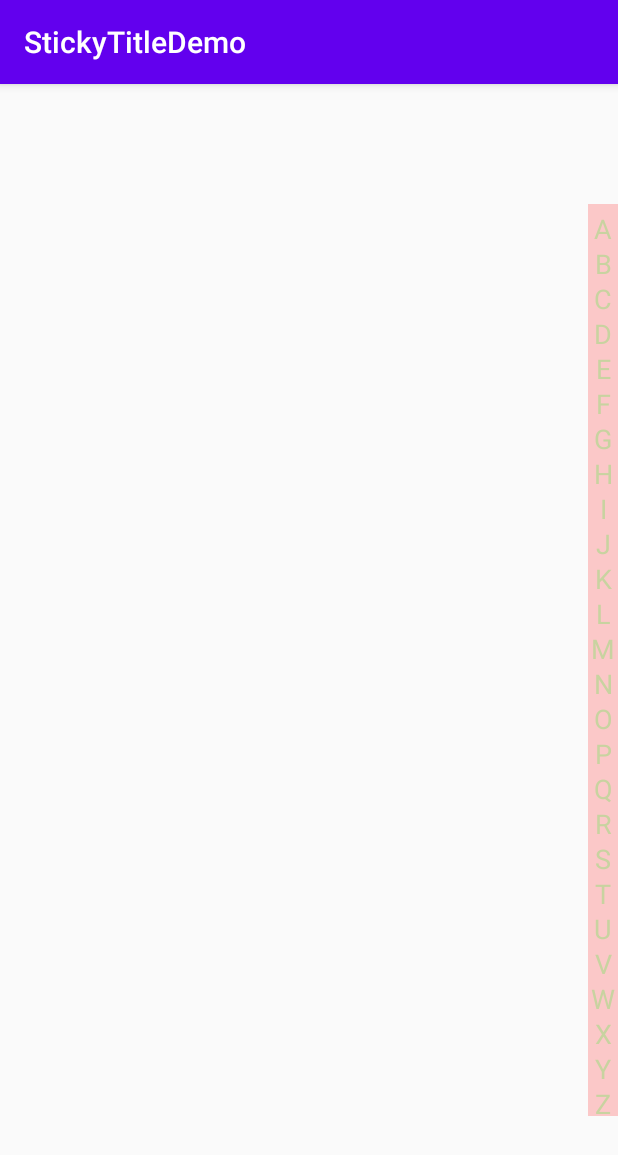
After one commit to xiaokele/StickyTitleDemo, an Android app: the IndexViewActivity screen opened directly, with no data from a screen before it, on a phone screen of 412 x 824 dp. The commit adds this screen. Shown: the top 1155 px of the screen. Run offline under Robolectric (Android 15) with nearby library versions, the phone set to English and light mode, and no system bars.

Commit message:
添加IndexView

```diff
--- a/app/src/main/AndroidManifest.xml
+++ b/app/src/main/AndroidManifest.xml
@@ -18,6 +18,7 @@
         </activity>
 
         <activity android:name=".sticky_title.StickyTitleActivity" />
+        <activity android:name=".index_view.IndexViewActivity" />
     </application>
 
 </manifest>
--- a/app/src/main/java/com/kele/stickytitledemo/MainActivity.java
+++ b/app/src/main/java/com/kele/stickytitledemo/MainActivity.java
@@ -3,6 +3,7 @@ package com.kele.stickytitledemo;
 import android.os.Bundle;
 import android.view.View;
 
+import com.kele.stickytitledemo.index_view.IndexViewActivity;
 import com.kele.stickytitledemo.sticky_title.StickyTitleActivity;
 
 import androidx.appcompat.app.AppCompatActivity;
@@ -15,6 +16,7 @@ public class MainActivity extends AppCompatActivity implements View.OnClickListe
         setContentView(R.layout.activity_main);
 
         findViewById(R.id.btn_sticky_title).setOnClickListener(this);
+        findViewById(R.id.btn_index_view).setOnClickListener(this);
     }
 
     @Override
@@ -23,6 +25,9 @@ public class MainActivity extends AppCompatActivity implements View.OnClickListe
             case R.id.btn_sticky_title:
                 StickyTitleActivity.launch(this);
                 break;
+            case R.id.btn_index_view:
+                IndexViewActivity.launch(this);
+                break;
         }
     }
 }
--- /dev/null
+++ b/app/src/main/java/com/kele/stickytitledemo/index_view/IndexViewActivity.java
@@ -0,0 +1,40 @@
+package com.kele.stickytitledemo.index_view;
+
+import android.content.Intent;
+import android.os.Bundle;
+import android.widget.TextView;
+
+import com.kele.stickytitledemo.R;
+import com.kele.stickytitledemo.index_view.weight.IndexView;
+
+import androidx.annotation.Nullable;
+import androidx.appcompat.app.AppCompatActivity;
+
+/**
+ * Des:
+ * Created by kele on 2021/1/21.
+ * E-mail:984127585@qq.com
+ */
+public class IndexViewActivity extends AppCompatActivity {
+
+    public static void launch(AppCompatActivity act) {
+        Intent intent = new Intent(act, IndexViewActivity.class);
+        act.startActivity(intent);
+    }
+
+    @Override
+    protected void onCreate(@Nullable Bundle savedInstanceState) {
+        super.onCreate(savedInstanceState);
+        setContentView(R.layout.activity_index_view);
+
+        IndexView IVIndex = findViewById(R.id.iv_index);
+        final TextView tvIndex = findViewById(R.id.tv_index);
+
+        IVIndex.setIndexViewChangeListener(new IndexView.OnIndexViewChangeListener() {
+            @Override
+            public void onIndexChange(String indexStr) {
+                tvIndex.setText(indexStr);
+            }
+        });
+    }
+}
--- /dev/null
+++ b/app/src/main/java/com/kele/stickytitledemo/index_view/weight/IndexView.java
@@ -0,0 +1,122 @@
+package com.kele.stickytitledemo.index_view.weight;
+
+import android.content.Context;
+import android.content.res.TypedArray;
+import android.graphics.Canvas;
+import android.graphics.Color;
+import android.graphics.Paint;
+import android.util.AttributeSet;
+import android.view.MotionEvent;
+import android.view.View;
+
+import com.kele.stickytitledemo.R;
+
+import androidx.annotation.Nullable;
+
+/**
+ * Des: 索引View
+ * Created by kele on 2021/1/21.
+ * E-mail:984127585@qq.com
+ */
+public class IndexView extends View {
+
+    char str = 'A';
+    final int COUNT = 26;//一共26个字母没错吧
+    int rawHeight = 0;//每个字母的行高
+    boolean isTouch = false;//是否在触摸状态，如果是改变背景颜色
+    private float mDefaultTextSize;
+    private int mDefaultTextColor;
+    private int mDefaultBgColor;
+
+
+    public IndexView(Context context) {
+        this(context, null);
+    }
+
+    public IndexView(Context context, @Nullable AttributeSet attrs) {
+        this(context, attrs, 0);
+    }
+
+    public IndexView(Context context, @Nullable AttributeSet attrs, int defStyleAttr) {
+        super(context, attrs, defStyleAttr);
+        init(context, attrs);
+    }
+
+    private void init(Context context, AttributeSet attrs) {
+        float density = context.getResources().getDisplayMetrics().density;
+        mDefaultTextSize = Math.round(density * 16);
+        mDefaultTextColor = Color.parseColor("#FFFFFF");
+        mDefaultBgColor = context.getResources().getColor(R.color.colorPrimaryDark);
+        TypedArray ta = context.obtainStyledAttributes(attrs, R.styleable.IndexView);
+        mDefaultTextSize = ta.getDimension(R.styleable.IndexView_index_text_size, mDefaultTextSize);
+        mDefaultTextColor = ta.getColor(R.styleable.IndexView_index_text_color, mDefaultTextColor);
+        mDefaultBgColor = ta.getColor(R.styleable.IndexView_index_bg_color, mDefaultBgColor);
+        ta.recycle();
+    }
+
+    @Override
+    protected void onDraw(Canvas canvas) {
+        super.onDraw(canvas);
+        if (isTouch) {
+            canvas.drawColor(mDefaultBgColor);
+        } else {
+            canvas.drawColor(mDefaultBgColor);
+        }
+        rawHeight = this.getHeight() / COUNT;//算出行高
+        Paint paint = new Paint();
+        paint.setColor(mDefaultTextColor);        //设置字体颜色
+        paint.setTextSize(mDefaultTextSize);
+        String dstr;
+        for (int i = 1; i <= COUNT; i++) {
+            dstr = intToString(i);
+            canvas.drawText(dstr, this.getWidth() / 2 - paint.measureText(dstr) / 2, rawHeight * i, paint);      //paint.measureText(dstr)拿取字母的宽度
+        }
+    }
+
+    @Override
+    public boolean onTouchEvent(MotionEvent event) {
+        int current = (int) (event.getY() / rawHeight) + 1;
+        switch (event.getAction()) {
+            case MotionEvent.ACTION_DOWN:
+                isTouch = true;
+                if (current > 0 && mListener != null) {
+                    mListener.onIndexChange(intToString(current));
+                }
+                invalidate();                    //更新界面
+                break;
+            case MotionEvent.ACTION_MOVE:
+                if (current > 0 && mListener != null) {
+                    mListener.onIndexChange(intToString(current));
+                }
+                break;
+            case MotionEvent.ACTION_UP:
+                isTouch = false;
+                if (current > 0 && mListener != null) {
+                    mListener.onIndexChange("");
+                }
+                invalidate();
+                break;
+        }
+        return true;
+    }
+
+    /**
+     * int转字符串
+     *
+     * @param len
+     * @return
+     */
+    private String intToString(int len) {
+        return ((char) (str + len - 1)) + "";
+    }
+
+    private OnIndexViewChangeListener mListener;
+
+    public void setIndexViewChangeListener(OnIndexViewChangeListener listener) {
+        mListener = listener;
+    }
+
+    public interface OnIndexViewChangeListener {
+        void onIndexChange(String indexStr);
+    }
+}
--- /dev/null
+++ b/app/src/main/res/layout/activity_index_view.xml
@@ -0,0 +1,27 @@
+<?xml version="1.0" encoding="utf-8"?>
+<RelativeLayout xmlns:android="http://schemas.android.com/apk/res/android"
+    xmlns:tools="http://schemas.android.com/tools"
+    android:layout_width="match_parent"
+    android:layout_height="match_parent"
+    xmlns:app="http://schemas.android.com/apk/res-auto">
+
+    <com.kele.stickytitledemo.index_view.weight.IndexView
+        android:id="@+id/iv_index"
+        android:layout_width="20dp"
+        android:layout_marginVertical="80dp"
+        android:padding="3dp"
+        app:index_text_size="18sp"
+        app:index_text_color="#3300FF00"
+        app:index_bg_color="#33FF0000"
+        android:layout_height="match_parent"
+        android:layout_alignParentRight="true" />
+
+    <TextView
+        android:id="@+id/tv_index"
+        android:layout_width="wrap_content"
+        android:layout_height="wrap_content"
+        android:layout_centerInParent="true"
+        android:padding="20dp"
+        android:visibility="visible"
+        tools:text="" />
+</RelativeLayout>
--- a/app/src/main/res/layout/title_sticky_title.xml
+++ b/app/src/main/res/layout/title_sticky_title.xml
@@ -3,11 +3,11 @@
     xmlns:tools="http://schemas.android.com/tools"
     android:layout_width="match_parent"
     android:background="#3300FF00"
-    android:layout_height="wrap_content">
+    android:layout_height="match_parent">
 
     <TextView
         android:id="@+id/tv_title"
-        android:layout_width="match_parent"
+        android:layout_width="wrap_content"
         android:layout_height="wrap_content"
         android:padding="3dp"
         tools:text="title" />
```
Also changed, not shown: app/src/main/java/com/kele/stickytitledemo/sticky_title/StickyTitleActivity.java (+8 -3 lines), app/src/main/java/com/kele/stickytitledemo/sticky_title/item_decoration/StickyTitleListItemStickyDecoration.java (+59 -5 lines), app/src/main/res/layout/activity_main.xml (+10 -7 lines), app/src/main/res/values/styles.xml (+7 -0 lines), 1 other file.
